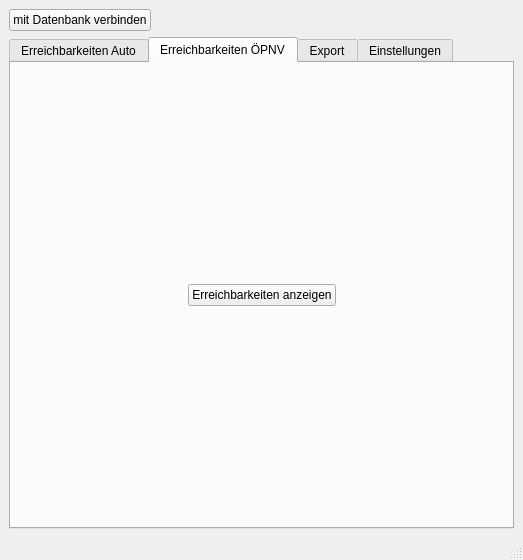
The window that shkplugin/shk_plugin_dialog_base.ui (ChrFr/qgis-OTP) describes before a commit, drawn with Qt 5.
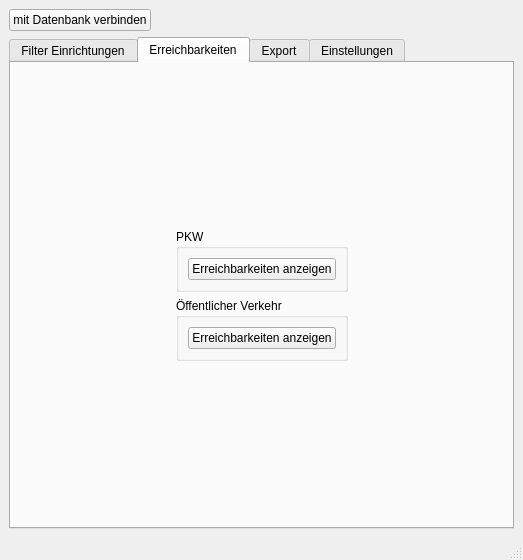
The same window after the commit. The open tabs and pages were chosen to show the change.

What changed in the file:
```diff
--- a/shkplugin/shk_plugin_dialog_base.ui
+++ b/shkplugin/shk_plugin_dialog_base.ui
@@ -46,7 +46,7 @@
       </property>
       <widget class="QWidget" name="tab_4">
        <attribute name="title">
-        <string>Erreichbarkeiten Auto</string>
+        <string>Filter Einrichtungen</string>
        </attribute>
        <layout class="QVBoxLayout" name="verticalLayout_2">
         <item>
@@ -230,101 +230,54 @@
           </widget>
          </widget>
         </item>
-        <item>
-         <layout class="QHBoxLayout" name="horizontalLayout_2">
-          <item>
-           <spacer name="horizontalSpacer_6">
-            <property name="orientation">
-             <enum>Qt::Horizontal</enum>
-            </property>
-            <property name="sizeHint" stdset="0">
-             <size>
-              <width>40</width>
-              <height>20</height>
-             </size>
-            </property>
-           </spacer>
-          </item>
-          <item>
-           <widget class="QPushButton" name="calculate_car_button">
-            <property name="text">
-             <string>Erreichbarkeiten anzeigen</string>
-            </property>
-           </widget>
-          </item>
-          <item>
-           <spacer name="horizontalSpacer_3">
-            <property name="orientation">
-             <enum>Qt::Horizontal</enum>
-            </property>
-            <property name="sizeHint" stdset="0">
-             <size>
-              <width>40</width>
-              <height>20</height>
-             </size>
-            </property>
-           </spacer>
-          </item>
-         </layout>
-        </item>
        </layout>
       </widget>
       <widget class="QWidget" name="tab">
        <attribute name="title">
-        <string>Erreichbarkeiten ÖPNV</string>
+        <string>Erreichbarkeiten</string>
        </attribute>
-       <layout class="QVBoxLayout" name="verticalLayout_3">
-        <item>
-         <spacer name="verticalSpacer_3">
-          <property name="orientation">
-           <enum>Qt::Vertical</enum>
+       <layout class="QGridLayout" name="gridLayout_6">
+        <item row="2" column="1">
+         <widget class="QGroupBox" name="groupBox_4">
+          <property name="title">
+           <string>Öffentlicher Verkehr</string>
           </property>
-          <property name="sizeHint" stdset="0">
-           <size>
-            <width>20</width>
-            <height>40</height>
-           </size>
+          <layout class="QVBoxLayout" name="verticalLayout_7">
+           <item>
+            <layout class="QHBoxLayout" name="horizontalLayout_6">
+             <item>
+              <widget class="QPushButton" name="calculate_ov_button">
+               <property name="text">
+                <string>Erreichbarkeiten anzeigen</string>
+               </property>
+              </widget>
+             </item>
+            </layout>
+           </item>
+          </layout>
+         </widget>
+        </item>
+        <item row="1" column="1">
+         <widget class="QGroupBox" name="groupBox_3">
+          <property name="title">
+           <string>PKW</string>
           </property>
-         </spacer>
+          <layout class="QVBoxLayout" name="verticalLayout_6">
+           <item>
+            <layout class="QHBoxLayout" name="horizontalLayout_8">
+             <item>
+              <widget class="QPushButton" name="calculate_car_button">
+               <property name="text">
+                <string>Erreichbarkeiten anzeigen</string>
+               </property>
+              </widget>
+             </item>
+            </layout>
+           </item>
+          </layout>
+         </widget>
         </item>
-        <item>
-         <layout class="QHBoxLayout" name="horizontalLayout_6">
-          <item>
-           <spacer name="horizontalSpacer_9">
-            <property name="orientation">
-             <enum>Qt::Horizontal</enum>
-            </property>
-            <property name="sizeHint" stdset="0">
-             <size>
-              <width>40</width>
-              <height>20</height>
-             </size>
-            </property>
-           </spacer>
-          </item>
-          <item>
-           <widget class="QPushButton" name="calculate_ov_button">
-            <property name="text">
-             <string>Erreichbarkeiten anzeigen</string>
-            </property>
-           </widget>
-          </item>
-          <item>
-           <spacer name="horizontalSpacer_10">
-            <property name="orientation">
-             <enum>Qt::Horizontal</enum>
-            </property>
-            <property name="sizeHint" stdset="0">
-             <size>
-              <width>40</width>
-              <height>20</height>
-             </size>
-            </property>
-           </spacer>
-          </item>
-         </layout>
-        </item>
-        <item>
+        <item row="3" column="1">
          <spacer name="verticalSpacer_2">
           <property name="orientation">
            <enum>Qt::Vertical</enum>
@@ -337,6 +290,48 @@
           </property>
          </spacer>
         </item>
+        <item row="2" column="2">
+         <spacer name="horizontalSpacer_3">
+          <property name="orientation">
+           <enum>Qt::Horizontal</enum>
+          </property>
+          <property name="sizeHint" stdset="0">
+           <size>
+            <width>40</width>
+            <height>20</height>
+           </size>
+          </property>
+         </spacer>
+        </item>
+        <item row="0" column="1">
+         <spacer name="verticalSpacer_3">
+          <property name="orientation">
+           <enum>Qt::Vertical</enum>
+          </property>
+          <property name="sizeType">
+           <enum>QSizePolicy::Expanding</enum>
+          </property>
+          <property name="sizeHint" stdset="0">
+           <size>
+            <width>20</width>
+            <height>50</height>
+           </size>
+          </property>
+         </spacer>
+        </item>
+        <item row="2" column="0">
+         <spacer name="horizontalSpacer_9">
+          <property name="orientation">
+           <enum>Qt::Horizontal</enum>
+          </property>
+          <property name="sizeHint" stdset="0">
+           <size>
+            <width>40</width>
+            <height>20</height>
+           </size>
+          </property>
+         </spacer>
+        </item>
        </layout>
       </widget>
       <widget class="QWidget" name="tab_2">
```
Left out of the diff: 161 changed lines with no effect on the pictures.
